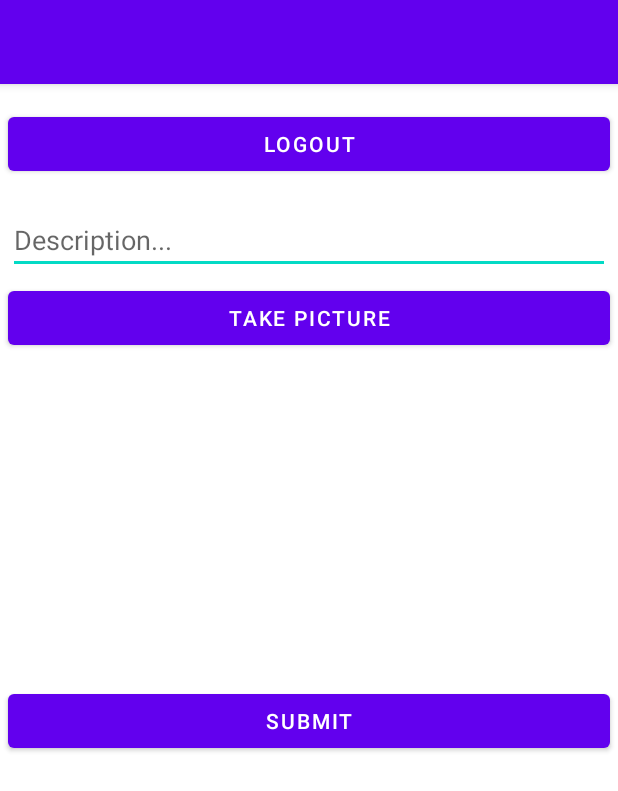
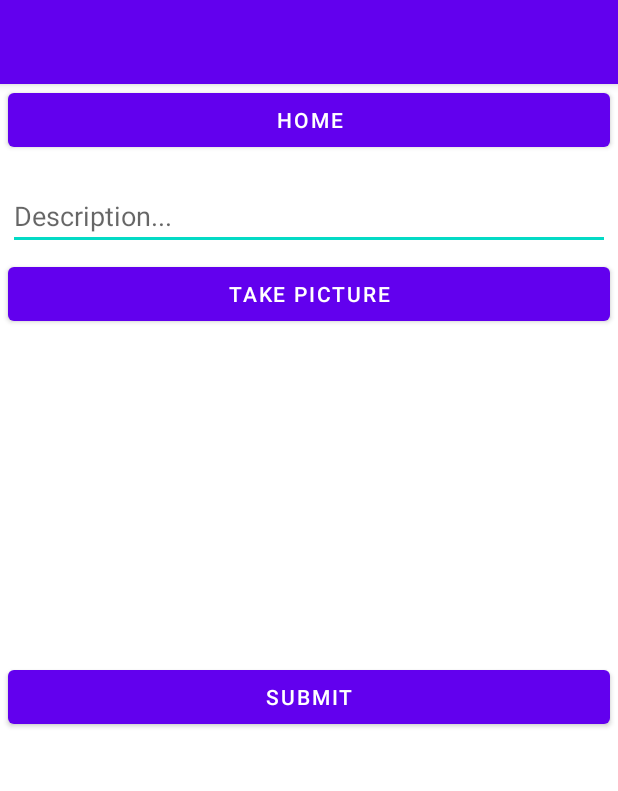
Before and after one commit to lauracastrovenegas/Instagram, an Android app: the MainActivity screen opened directly, with no data from a screen before it, on a phone screen of 412 x 824 dp. Shown: the top 791 px of the screen. Run offline under Robolectric (Android 15) with nearby library versions, the light colour scheme and no system bars; libraries missing offline, so code that uses them is left out: com.parse.

Commit message:
Added buttons to flow from view to view

```diff
--- a/app/src/main/java/com/example/instagram/ui/login/LoginActivity.java
+++ b/app/src/main/java/com/example/instagram/ui/login/LoginActivity.java
@@ -198,4 +198,6 @@ public class LoginActivity extends AppCompatActivity {
     private void showLoginFailed(@StringRes Integer errorString) {
         Toast.makeText(getApplicationContext(), errorString, Toast.LENGTH_SHORT).show();
     }
+
+
 }
--- a/app/src/main/res/layout/activity_main.xml
+++ b/app/src/main/res/layout/activity_main.xml
@@ -6,23 +6,11 @@
     android:layout_height="match_parent"
     tools:context=".MainActivity">
 
-    <Button
-        android:id="@+id/btnLogout"
-        android:layout_width="match_parent"
-        android:layout_height="wrap_content"
-        android:layout_marginStart="5dp"
-        android:layout_marginTop="16dp"
-        android:layout_marginEnd="5dp"
-        android:onClick="onLogout"
-        android:text="Logout"
-        app:layout_constraintEnd_toEndOf="parent"
-        app:layout_constraintTop_toTopOf="parent" />
-
     <EditText
         android:id="@+id/etDescription"
         android:layout_width="match_parent"
         android:layout_height="wrap_content"
-        android:layout_below="@+id/btnLogout"
+        android:layout_below="@+id/btnHome"
         android:layout_centerHorizontal="true"
         android:layout_marginStart="5dp"
         android:layout_marginTop="17dp"
@@ -65,4 +53,16 @@
         android:layout_marginEnd="5dp"
         android:text="SUBMIT" />
 
+    <Button
+        android:id="@+id/btnHome"
+        android:layout_width="match_parent"
+        android:layout_height="wrap_content"
+        android:layout_alignParentTop="true"
+        android:layout_centerHorizontal="true"
+        android:layout_marginStart="5dp"
+        android:layout_marginTop="0dp"
+        android:layout_marginEnd="5dp"
+        android:onClick="onHome"
+        android:text="Home" />
+
 </RelativeLayout>
```
Also changed, not shown: app/src/main/java/com/example/instagram/MainActivity.java (+2 -5 lines), app/src/main/java/com/example/instagram/TimelineActivity.java (+19 -1 lines), app/src/main/res/layout/activity_timeline.xml (+26 -0 lines).
